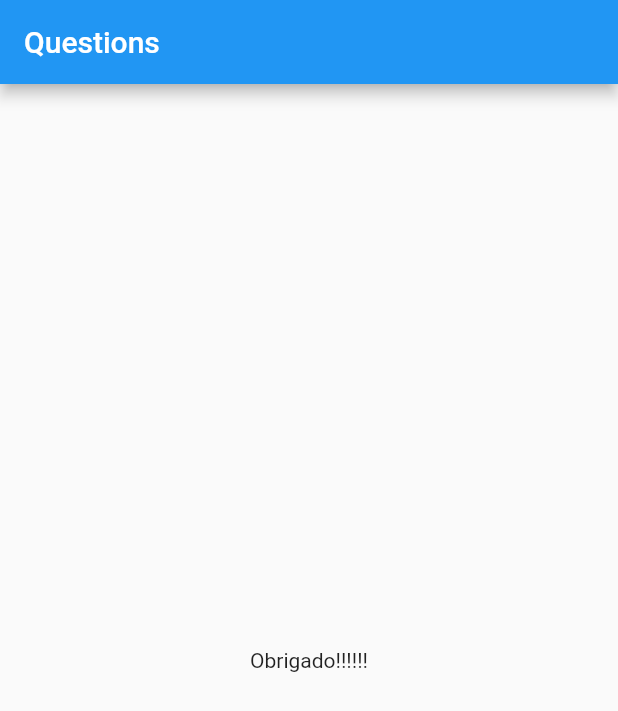
After one commit to LeSales/app_perguntas, a Flutter app: the QuestionPage screen opened directly, after a tap on "Vermelho", after a tap on "Leão", on a phone screen of 412 x 824 dp. The commit adds this screen. Shown: the top 711 px of the screen. Run offline on Flutter 3.47's test engine with Material 2 defaults, Android fonts, the phone set to English and light mode, and no system bars; our stand-ins replace introduction_screen, lottie.

Commit message:
add base result widget

```diff
--- a/lib/screens/question/question_page.dart
+++ b/lib/screens/question/question_page.dart
@@ -1,18 +1,14 @@
 import 'package:flutter/material.dart';
 import 'package:projeto_perguntas/screens/question/widget/answers.dart';
 import 'package:projeto_perguntas/screens/question/widget/questions.dart';
+import 'package:projeto_perguntas/screens/question/widget/result.dart';
 
 class QuestionPage extends StatefulWidget {
   @override
   State<QuestionPage> createState() => _QuestionPageState();
 }
 
-class _QuestionPageState extends State<QuestionPage> {
-  int selectedQuestion = 0;
-
-  @override
-  Widget build(BuildContext context) {
-    final questions = [
+final _questions = const [
   {
     'text': "Qual a sua cor favorita?",
     'answer': ['Vermelho', 'Amarelo', 'Azul', 'Verde']
@@ -23,15 +19,26 @@ class _QuestionPageState extends State<QuestionPage> {
   },
 ];
 
+class _QuestionPageState extends State<QuestionPage> {
+  int _selectedQuestion = 0;
+
+  bool get haveSelectQuestion {
+    return _selectedQuestion < _questions.length;
+  }
+
+  @override
+  Widget build(BuildContext context) {
     void answerQuestion() {
-      if (selectedQuestion < questions.length - 1) {
+      if (_selectedQuestion < _questions.length) {
         setState(() {
-          selectedQuestion++;
+          _selectedQuestion++;
         });
       }
     }
 
-    List<String> answer = questions[selectedQuestion].cast()['answer'];
+    List<String> answer = haveSelectQuestion
+        ? _questions[_selectedQuestion].cast()['answer']
+        : [];
 
     return WillPopScope(
       onWillPop: () async {
@@ -42,7 +49,8 @@ class _QuestionPageState extends State<QuestionPage> {
           title: Text("Questions"),
           automaticallyImplyLeading: false,
         ),
-        body: Center(
+        body: haveSelectQuestion
+            ? Center(
                 child: Padding(
                   padding: EdgeInsets.all(12),
                   child: Center(
@@ -50,11 +58,12 @@ class _QuestionPageState extends State<QuestionPage> {
                       mainAxisAlignment: MainAxisAlignment.center,
                       children: [
                         Question(
-                    text: questions[selectedQuestion]['text'].toString(),
+                          text:
+                              _questions[_selectedQuestion]['text'].toString(),
                         ),
                         ...answer
-                      .map(
-                          (t) => Answers(answer: t, onSelected: answerQuestion))
+                            .map((t) =>
+                                Answers(answer: t, onSelected: answerQuestion))
                             .toList(),
                         SizedBox(
                           height: 12,
@@ -63,7 +72,8 @@ class _QuestionPageState extends State<QuestionPage> {
                     ),
                   ),
                 ),
-        ),
+              )
+            : Result(),
       ),
     );
   }
--- /dev/null
+++ b/lib/screens/question/widget/result.dart
@@ -0,0 +1,12 @@
+import 'package:flutter/material.dart';
+
+class Result extends StatelessWidget {
+  const Result({Key? key}) : super(key: key);
+
+  @override
+  Widget build(BuildContext context) {
+    return Center(
+      child: Text("Obrigado!!!!!!"),
+    );
+  }
+}
```
Lines whose indentation alone changed are shown as unchanged.
